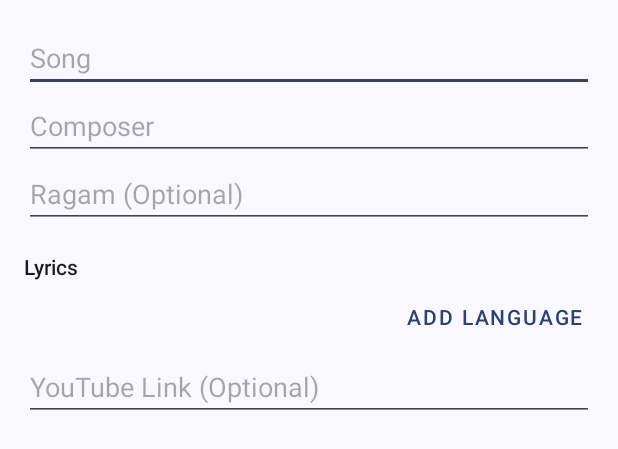
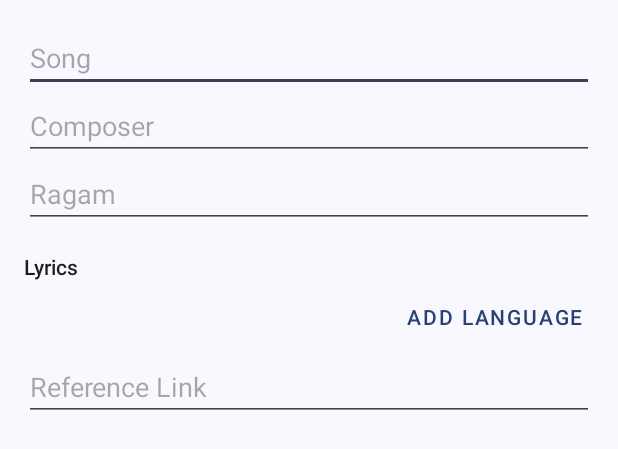
Before and after one commit to RustyAlgorithm44/LyricsApp, an Android app: the layout dialog_add_song.xml on its own in the app's theme, with its tools: preview values and no code run, on a phone screen of 412 x 824 dp. Shown: the top 449 px of the screen. Run offline under Robolectric (Android 15) with nearby library versions, the phone set to English and light mode, and no system bars.

```diff
--- a/app/src/main/java/com/guruguhan/lyricsapp/backup/BackupManager.kt
+++ b/app/src/main/java/com/guruguhan/lyricsapp/backup/BackupManager.kt
@@ -65,6 +65,8 @@ object BackupManager {
                         youtubeLink = youtubeLink,
                         ragam = ragam,
                         isFavorite = isFavorite
+                    )
+                )
             }
         }
     }
--- a/app/src/main/res/layout/dialog_add_song.xml
+++ b/app/src/main/res/layout/dialog_add_song.xml
@@ -42,7 +42,7 @@
 
     <EditText
         android:id="@+id/inputRagam"
-        android:hint="Ragam (Optional)"
+        android:hint="Ragam"
         android:layout_width="match_parent"
         android:layout_height="wrap_content"/>
 
@@ -69,7 +69,7 @@
 
     <EditText
         android:id="@+id/inputYoutubeLink"
-        android:hint="YouTube Link (Optional)"
+        android:hint="Reference Link"
         android:inputType="textUri"
         android:layout_width="match_parent"
         android:layout_height="wrap_content"/>
```
Also changed, not shown: app/src/main/res/layout/activity_song_detail.xml (+14 -13 lines), 1 other file.
